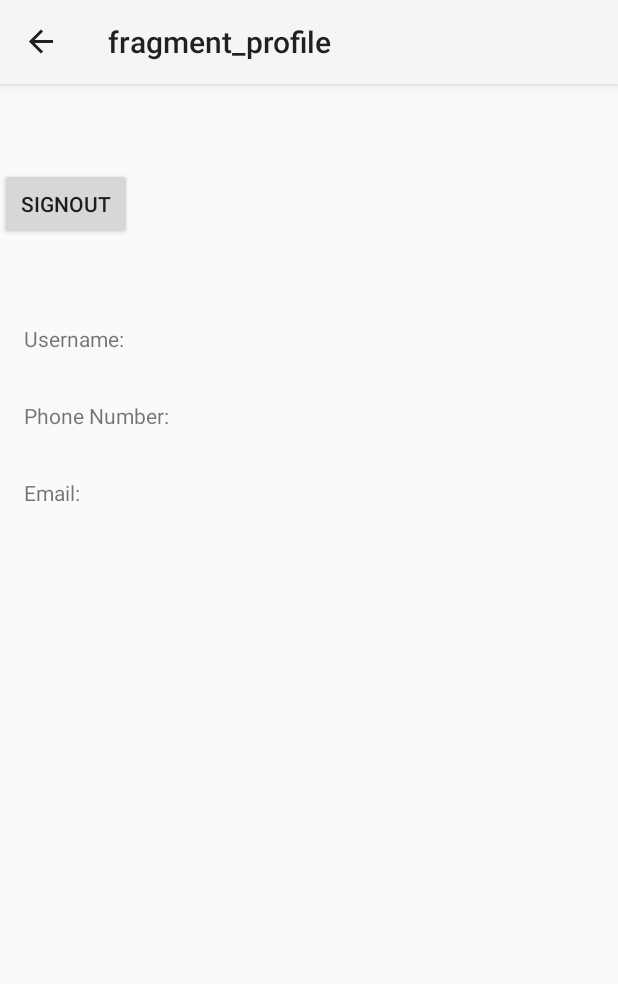
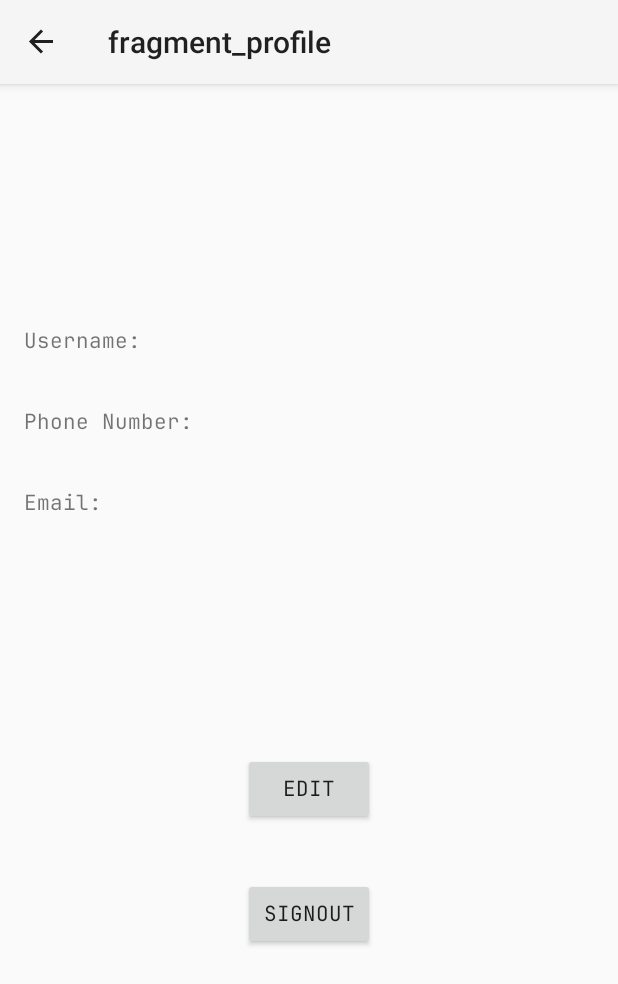
Before and after one commit to CMPUT301W23T15/QRHunter, an Android app: the ProfileFragment screen opened through its navigation route, on a phone screen of 412 x 824 dp. Shown: the top 984 px of the screen. Run offline under Robolectric (Android 15) with nearby library versions, the phone set to English and light mode, and no system bars; our stand-ins replace Firebase (no records; nobody signed in at launch, a user with empty details on screens opened directly), navigation-ui; libraries missing offline, so code that uses them is left out: org.checkerframework.checker; 3 statements that could not run were skipped.

Commit message:
Added jetbrainmono font family, and applied to to the user-profile screen.

```diff
--- /dev/null
+++ b/app/src/main/res/font/font.xml
@@ -0,0 +1,4 @@
+<?xml version="1.0" encoding="utf-8"?>
+<font-family xmlns:android="http://schemas.android.com/apk/res/android">
+
+</font-family>
--- a/app/src/main/res/layout/fragment_user_profile.xml
+++ b/app/src/main/res/layout/fragment_user_profile.xml
@@ -24,6 +24,7 @@
         android:layout_marginStart="16dp"
         android:layout_marginTop="24dp"
         android:text="Username:"
+        android:fontFamily="@font/jetbrainsmono"
         app:layout_constraintStart_toStartOf="parent"
         app:layout_constraintTop_toBottomOf="@+id/imageView4" />
 
@@ -34,6 +35,7 @@
         android:layout_marginStart="16dp"
         android:layout_marginTop="32dp"
         android:text="Phone Number:"
+        android:fontFamily="@font/jetbrainsmono"
         app:layout_constraintStart_toStartOf="parent"
         app:layout_constraintTop_toBottomOf="@+id/title_username" />
 
@@ -44,14 +46,33 @@
         android:layout_marginStart="16dp"
         android:layout_marginTop="32dp"
         android:text="Email:"
+        android:fontFamily="@font/jetbrainsmono"
         app:layout_constraintStart_toStartOf="parent"
         app:layout_constraintTop_toBottomOf="@+id/title_phone" />
+
+    <Button
+        android:id="@+id/button_edit_profile"
+        android:layout_width="wrap_content"
+        android:layout_height="wrap_content"
+        android:text="Edit"
+        android:fontFamily="@font/jetbrainsmono"
+        app:layout_constraintBottom_toBottomOf="parent"
+        app:layout_constraintEnd_toEndOf="parent"
+        app:layout_constraintHorizontal_bias="0.501"
+        app:layout_constraintStart_toStartOf="parent"
+        app:layout_constraintTop_toTopOf="parent"
+        app:layout_constraintVertical_bias="0.587" />
 
     <Button
         android:id="@+id/button_test_signout"
         android:layout_width="wrap_content"
         android:layout_height="wrap_content"
         android:text="signout"
-        tools:layout_editor_absoluteX="302dp"
-        tools:layout_editor_absoluteY="660dp" />
+        android:fontFamily="@font/jetbrainsmono"
+        app:layout_constraintBottom_toBottomOf="parent"
+        app:layout_constraintEnd_toEndOf="parent"
+        app:layout_constraintHorizontal_bias="0.501"
+        app:layout_constraintStart_toStartOf="parent"
+        app:layout_constraintTop_toTopOf="parent"
+        app:layout_constraintVertical_bias="0.713" />
 </androidx.constraintlayout.widget.ConstraintLayout>
```
Also changed, not shown: app/src/main/res/font/jetbrainsmono.ttf (added).
